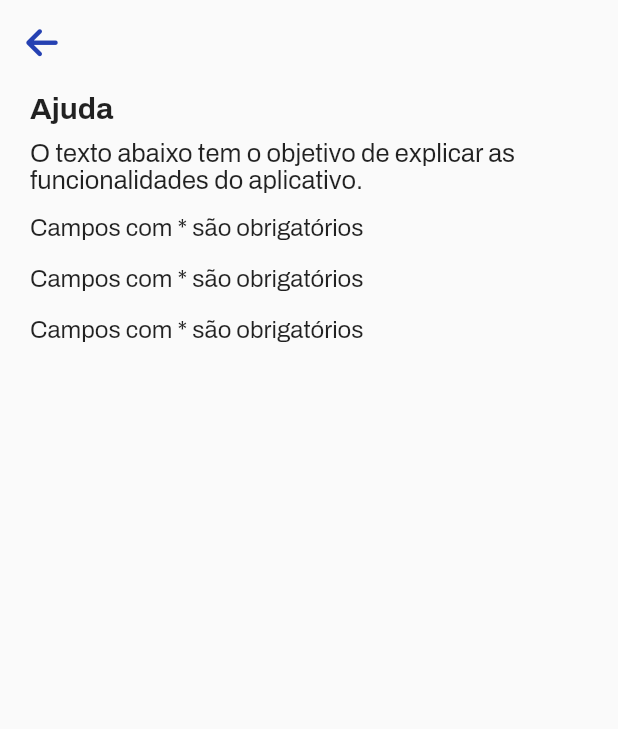
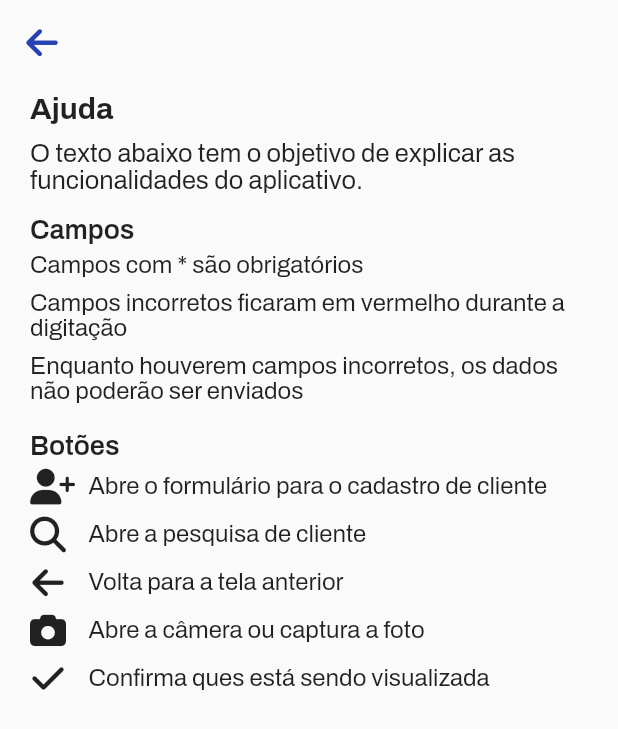
Before and after one commit to rafael-abdalla/cliente_app, a Flutter app: the AjudaContent screen opened directly, on a phone screen of 412 x 824 dp. Shown: the top 729 px of the screen. Run offline on Flutter 3.47's test engine with Material 2 defaults, Android fonts, the phone set to English and light mode, and no system bars; our stand-ins replace camera, cloud_firestore, firebase_core, firebase_storage, flutter_icons, google_fonts and 3 more; accounts and stored records are empty.

Commit message:
Ajuda page, components e listview para map

```diff
--- a/lib/app/modules/ajuda/view/ajuda_page.dart
+++ b/lib/app/modules/ajuda/view/ajuda_page.dart
@@ -47,9 +47,39 @@ class AjudaContent extends StatelessWidget {
                 ),
               ),
               SizedBox(height: 14),
-              _textoAjuda('Campos com * são obrigatórios'),
-              _textoAjuda('Campos com * são obrigatórios'),
-              _textoAjuda('Campos com * são obrigatórios'),
+              _titulo('Campos'),
+              _textoAjudo(context, 'Campos com * são obrigatórios'),
+              _textoAjudo(context,
+                  'Campos incorretos ficaram em vermelho durante a digitação'),
+              _textoAjudo(context,
+                  'Enquanto houverem campos incorretos, os dados não poderão ser enviados'),
+              SizedBox(height: 10),
+              _titulo('Botões'),
+              _textoAjudo(
+                context,
+                'Abre o formulário para o cadastro de cliente',
+                icone: FontAwesome.user_plus,
+              ),
+              _textoAjudo(
+                context,
+                'Abre a pesquisa de cliente',
+                icone: FontAwesome.search,
+              ),
+              _textoAjudo(
+                context,
+                'Volta para a tela anterior',
+                icone: FontAwesome.arrow_left,
+              ),
+              _textoAjudo(
+                context,
+                'Abre a câmera ou captura a foto',
+                icone: FontAwesome.camera,
+              ),
+              _textoAjudo(
+                context,
+                'Confirma ques está sendo visualizada',
+                icone: FontAwesome.check,
+              ),
             ],
           ),
         ),
@@ -57,12 +87,44 @@ class AjudaContent extends StatelessWidget {
     );
   }
 
-  Text _textoAjuda(String texto) {
-    return Text(
-      'Campos com * são obrigatórios\n',
-      style: TextStyle(
-        fontSize: 16,
+  Container _titulo(String texto) {
+    return Container(
+      margin: const EdgeInsets.only(bottom: 5),
+      child: Text(
+        texto,
+        style: TextStyle(
+          fontSize: 18,
+          fontWeight: FontWeight.w600,
+        ),
       ),
     );
   }
+
+  Container _textoAjudo(BuildContext context, String texto, {IconData icone}) {
+    return Container(
+      margin: const EdgeInsets.only(bottom: 8),
+      child: (icone != null)
+          ? Row(
+              children: [
+                Icon(icone),
+                SizedBox(width: 15),
+                Container(
+                  width: MediaQuery.of(context).size.width * 0.75,
+                  child: Text(
+                    texto,
+                    style: TextStyle(
+                      fontSize: 16,
+                    ),
+                  ),
+                ),
+              ],
+            )
+          : Text(
+              texto,
+              style: TextStyle(
+                fontSize: 16,
+              ),
+            ),
+    );
+  }
 }
--- a/lib/app/modules/feedback/view/feedback_page.dart
+++ b/lib/app/modules/feedback/view/feedback_page.dart
@@ -74,7 +74,7 @@ class _FeedbackContentState extends State<FeedbackContent>
             child: Column(
               crossAxisAlignment: CrossAxisAlignment.stretch,
               children: [
-                SizedBox(height: 10),
+                SizedBox(height: 5),
                 Text(
                   'Feedback',
                   style: TextStyle(
--- a/lib/app/shared/components/cliente_container_content.dart
+++ b/lib/app/shared/components/cliente_container_information.dart
@@ -2,8 +2,8 @@ import 'package:cliente/app/models/cliente_model.dart';
 import 'package:flutter/material.dart';
 import 'package:flutter_icons/flutter_icons.dart';
 
-class ClienteContainerContent extends Container {
-  ClienteContainerContent(
+class ClienteContainerInformation extends Container {
+  ClienteContainerInformation(
     double width,
     ClienteModel clienteObj,
     Function editar,
```
Also changed, not shown: lib/app/modules/home/view/home_page.dart (+23 -72 lines), lib/app/modules/pesquisa/view/pesquisa_resultado_page.dart (+18 -67 lines), lib/app/shared/components/cliente_modal_bottom_sheet_information.dart (added, +63 -0 lines), lib/app/shared/components/cliente_rich_text.dart (added, +28 -0 lines).
